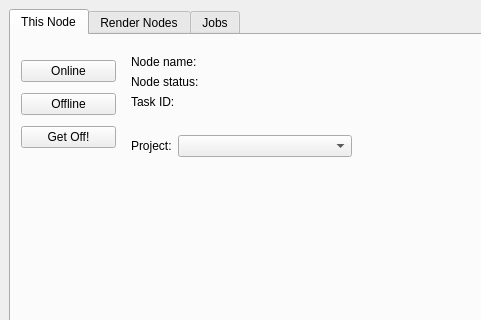
Old version of the form Ui_FarmView.ui in the repository CogswellProjectHydra/githubHydraRepo; both pictures show x 0 to 481 and y 0 to 320 of the 800 by 471 pixel window.
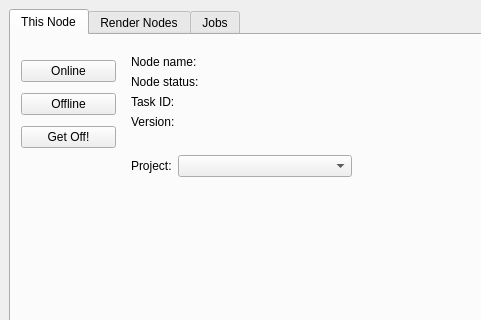
New version of the form.

Commit message: Added version label to FarmView

Diff of the .ui file:
```diff
--- a/Ui_FarmView.ui
+++ b/Ui_FarmView.ui
@@ -103,7 +103,7 @@
           <x>120</x>
           <y>20</y>
           <width>651</width>
-          <height>71</height>
+          <height>87</height>
          </rect>
         </property>
         <layout class="QFormLayout" name="formLayout">
@@ -152,13 +152,27 @@
            </property>
           </widget>
          </item>
+         <item row="3" column="0">
+          <widget class="QLabel" name="versionLabelLabel">
+           <property name="text">
+            <string>Version:</string>
+           </property>
+          </widget>
+         </item>
+         <item row="3" column="1">
+          <widget class="QLabel" name="versionLabel">
+           <property name="text">
+            <string/>
+           </property>
+          </widget>
+         </item>
         </layout>
        </widget>
        <widget class="QWidget" name="layoutWidget">
         <property name="geometry">
          <rect>
           <x>120</x>
-          <y>100</y>
+          <y>120</y>
           <width>221</width>
           <height>24</height>
          </rect>
```
Left out of the diff: 8 changed lines with no effect on the pictures.
